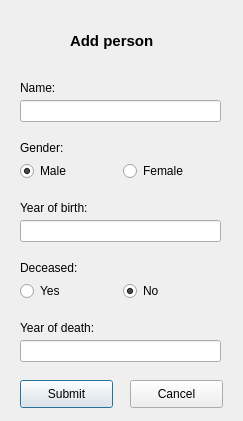
First picture: the form in Verklegt/addscientist.ui, repository disaerna/T-113-VLN1, before the edit.
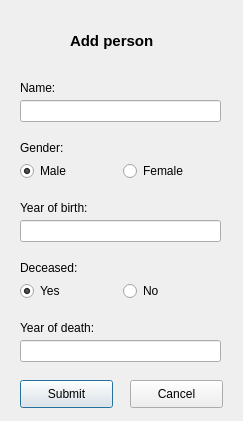
Second picture: the form after the edit.

Patch:
```diff
--- a/Verklegt/addscientist.ui
+++ b/Verklegt/addscientist.ui
@@ -154,7 +154,7 @@
     <string>Add person</string>
    </property>
   </widget>
-  <widget class="QWidget" name="">
+  <widget class="QWidget" name="layoutWidget">
    <property name="geometry">
     <rect>
      <x>20</x>
@@ -183,7 +183,7 @@
     </item>
    </layout>
   </widget>
-  <widget class="QWidget" name="">
+  <widget class="QWidget" name="layoutWidget">
    <property name="geometry">
     <rect>
      <x>20</x>
@@ -193,20 +193,23 @@
     </rect>
    </property>
    <layout class="QHBoxLayout" name="horizontalLayout_2">
-    <item>
-     <widget class="QRadioButton" name="aliveButton">
-      <property name="text">
-       <string>Yes</string>
-      </property>
-     </widget>
-    </item>
     <item>
      <widget class="QRadioButton" name="deadButton">
       <property name="text">
+       <string>Yes</string>
+      </property>
+      <property name="checked">
+       <bool>true</bool>
+      </property>
+     </widget>
+    </item>
+    <item>
+     <widget class="QRadioButton" name="aliveButton">
+      <property name="text">
        <string>No</string>
       </property>
       <property name="checked">
-       <bool>true</bool>
+       <bool>false</bool>
       </property>
      </widget>
     </item>
```
